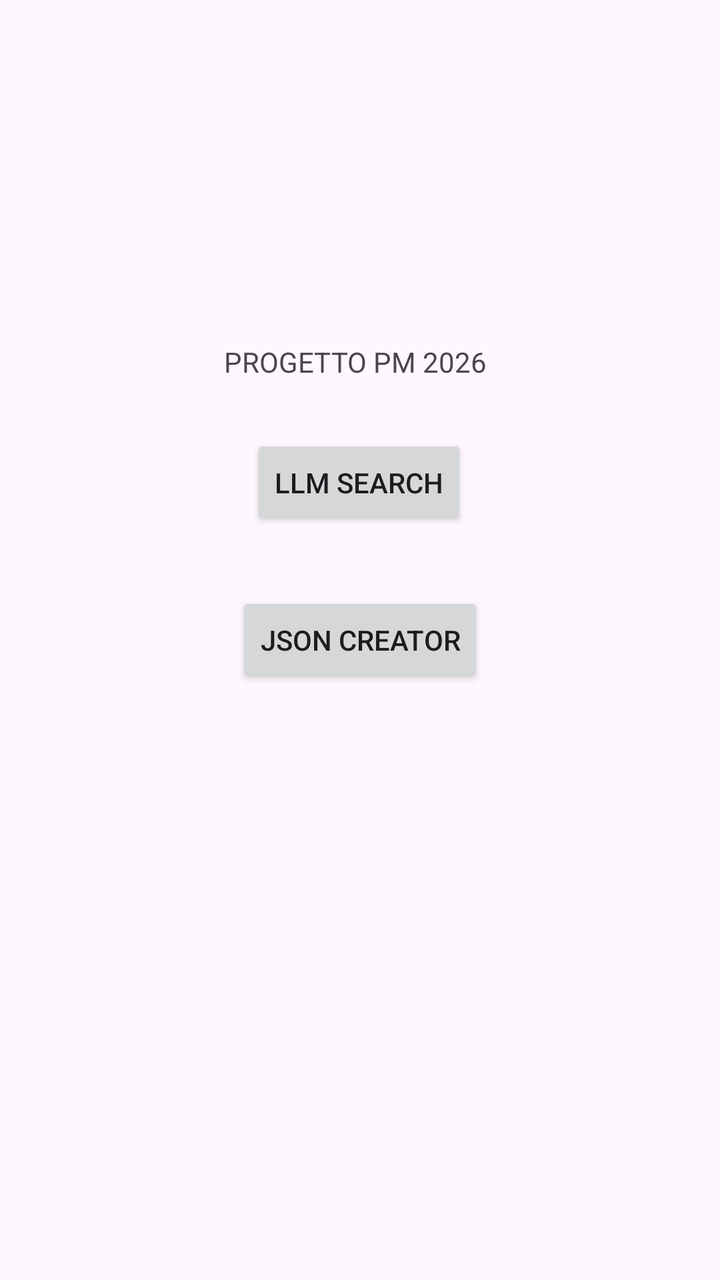
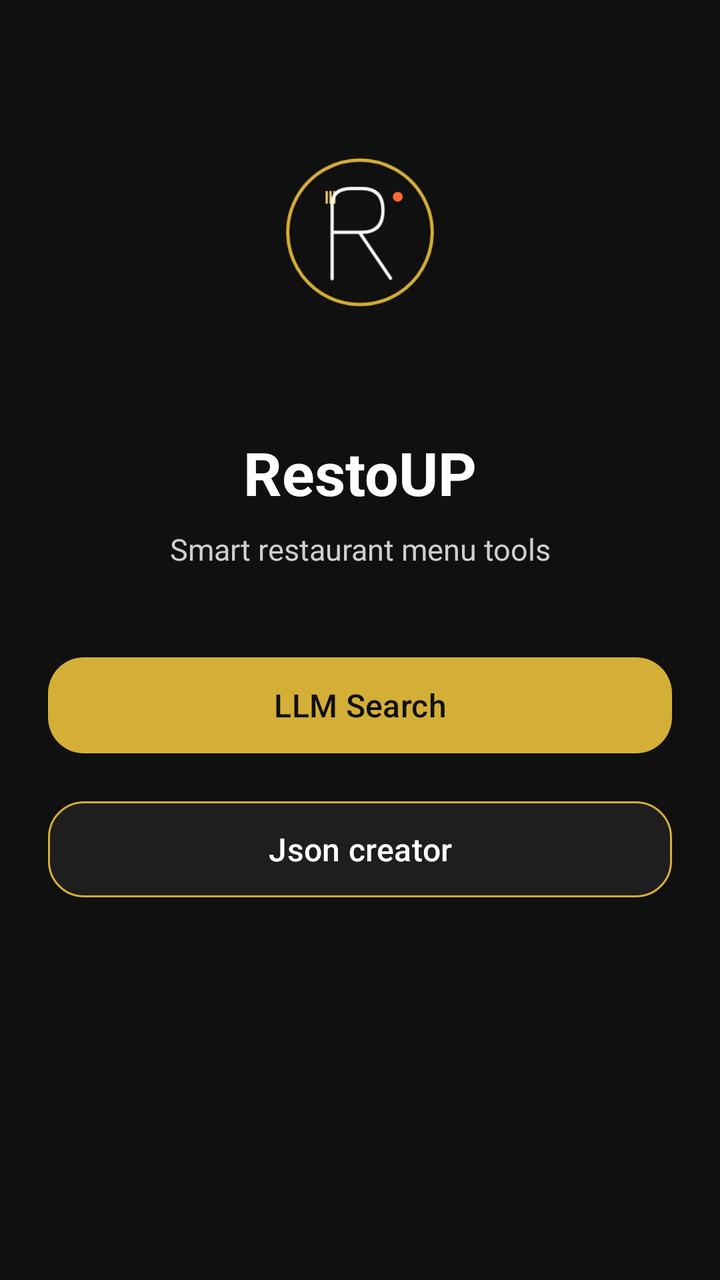

Two renders of the same Android screen: before a commit and after it. Below are the layout's source before the change and the commit's diff.
<!-- AndroidManifest.xml: application theme Theme.ProgettoPM2026 -->
<!-- res/layout/activity_main.xml -->
<?xml version="1.0" encoding="utf-8"?>
<androidx.constraintlayout.widget.ConstraintLayout
    xmlns:android="http://schemas.android.com/apk/res/android"
    xmlns:app="http://schemas.android.com/apk/res-auto"
    xmlns:tools="http://schemas.android.com/tools"
    android:id="@+id/main"
    android:layout_width="match_parent"
    android:layout_height="match_parent"
    tools:context=".MainActivity">

    <TextView
        android:id="@+id/textView"
        android:layout_width="wrap_content"
        android:layout_height="wrap_content"
        android:text="@string/progetto_pm_2026"
        app:layout_constraintBottom_toBottomOf="parent"
        app:layout_constraintEnd_toEndOf="parent"
        app:layout_constraintHorizontal_bias="0.491"
        app:layout_constraintStart_toStartOf="parent"
        app:layout_constraintTop_toTopOf="parent"
        app:layout_constraintVertical_bias="0.276" />

    <Button
        android:id="@+id/search_button"
        android:layout_width="wrap_content"
        android:layout_height="wrap_content"
        android:text="@string/llm_search"
        app:layout_constraintBottom_toBottomOf="parent"
        app:layout_constraintEnd_toEndOf="parent"
        app:layout_constraintHorizontal_bias="0.498"
        app:layout_constraintStart_toStartOf="parent"
        app:layout_constraintTop_toTopOf="parent"
        app:layout_constraintVertical_bias="0.367" />

    <Button
        android:id="@+id/creator_button"
        android:layout_width="wrap_content"
        android:layout_height="wrap_content"
        android:text="@string/json_creator"
        app:layout_constraintBottom_toBottomOf="parent"
        app:layout_constraintEnd_toEndOf="parent"
        app:layout_constraintStart_toStartOf="parent"
        app:layout_constraintTop_toTopOf="parent" />

</androidx.constraintlayout.widget.ConstraintLayout>
<!-- resources referenced by this layout -->
<resources>
  <string name="json_creator">Json creator</string>
  <string name="llm_search">LLM Search</string>
  <string name="progetto_pm_2026">PROGETTO PM 2026</string>
  <style name="Theme.ProgettoPM2026" parent="Base.Theme.ProgettoPM2026" />
  <style name="Base.Theme.ProgettoPM2026" parent="Theme.Material3.DayNight.NoActionBar">
          
          
      </style>
</resources>

<!-- the commit's change to res/layout/activity_main.xml (unified diff, before → after) -->
@@ -6,40 +6,78 @@
     android:id="@+id/main"
     android:layout_width="match_parent"
     android:layout_height="match_parent"
+    android:background="#101010"
+    android:padding="24dp"
     tools:context=".MainActivity">
 
-    <TextView
-        android:id="@+id/textView"
-        android:layout_width="wrap_content"
-        android:layout_height="wrap_content"
-        android:text="@string/progetto_pm_2026"
-        app:layout_constraintBottom_toBottomOf="parent"
-        app:layout_constraintEnd_toEndOf="parent"
-        app:layout_constraintHorizontal_bias="0.491"
-        app:layout_constraintStart_toStartOf="parent"
-        app:layout_constraintTop_toTopOf="parent"
-        app:layout_constraintVertical_bias="0.276" />
-
-    <Button
-        android:id="@+id/search_button"
-        android:layout_width="wrap_content"
-        android:layout_height="wrap_content"
-        android:text="@string/llm_search"
-        app:layout_constraintBottom_toBottomOf="parent"
-        app:layout_constraintEnd_toEndOf="parent"
-        app:layout_constraintHorizontal_bias="0.498"
-        app:layout_constraintStart_toStartOf="parent"
-        app:layout_constraintTop_toTopOf="parent"
-        app:layout_constraintVertical_bias="0.367" />
-
-    <Button
-        android:id="@+id/creator_button"
-        android:layout_width="wrap_content"
-        android:layout_height="wrap_content"
-        android:text="@string/json_creator"
-        app:layout_constraintBottom_toBottomOf="parent"
+    <ImageView
+        android:id="@+id/imageLogo"
+        android:layout_width="140dp"
+        android:layout_height="140dp"
+        android:layout_marginTop="32dp"
+        android:adjustViewBounds="true"
+        android:contentDescription="@string/app_name"
+        android:src="@drawable/restoup_logo"
         app:layout_constraintEnd_toEndOf="parent"
         app:layout_constraintStart_toStartOf="parent"
         app:layout_constraintTop_toTopOf="parent" />
 
+    <TextView
+        android:id="@+id/textViewTitle"
+        android:layout_width="wrap_content"
+        android:layout_height="wrap_content"
+        android:layout_marginTop="20dp"
+        android:text="RestoUP"
+        android:textColor="#FFFFFF"
+        android:textSize="30sp"
+        android:textStyle="bold"
+        app:layout_constraintEnd_toEndOf="parent"
+        app:layout_constraintStart_toStartOf="parent"
+        app:layout_constraintTop_toBottomOf="@id/imageLogo" />
+
+    <TextView
+        android:id="@+id/textViewSubtitle"
+        android:layout_width="0dp"
+        android:layout_height="wrap_content"
+        android:layout_marginTop="8dp"
+        android:gravity="center"
+        android:text="Smart restaurant menu tools"
+        android:textColor="#CFCFCF"
+        android:textSize="15sp"
+        app:layout_constraintEnd_toEndOf="parent"
+        app:layout_constraintStart_toStartOf="parent"
+        app:layout_constraintTop_toBottomOf="@id/textViewTitle" />
+
+    <com.google.android.material.button.MaterialButton
+        android:id="@+id/search_button"
+        android:layout_width="0dp"
+        android:layout_height="56dp"
+        android:layout_marginTop="40dp"
+        android:text="@string/llm_search"
+        android:textAllCaps="false"
+        android:textSize="16sp"
+        app:backgroundTint="#D4AF37"
+        android:textColor="#101010"
+        app:cornerRadius="18dp"
+        app:layout_constraintEnd_toEndOf="parent"
+        app:layout_constraintStart_toStartOf="parent"
+        app:layout_constraintTop_toBottomOf="@id/textViewSubtitle" />
+
+    <com.google.android.material.button.MaterialButton
+        android:id="@+id/creator_button"
+        android:layout_width="0dp"
+        android:layout_height="56dp"
+        android:layout_marginTop="16dp"
+        android:text="@string/json_creator"
+        android:textAllCaps="false"
+        android:textSize="16sp"
+        app:backgroundTint="#1E1E1E"
+        android:textColor="#FFFFFF"
+        app:strokeColor="#D4AF37"
+        app:strokeWidth="1dp"
+        app:cornerRadius="18dp"
+        app:layout_constraintEnd_toEndOf="parent"
+        app:layout_constraintStart_toStartOf="parent"
+        app:layout_constraintTop_toBottomOf="@id/search_button" />
+
 </androidx.constraintlayout.widget.ConstraintLayout>
<!-- resource entries referenced after the edit -->
@@ -1,8 +1,68 @@
 <!-- resources referenced by this layout -->
 <resources>
+  <!-- drawable restoup_logo (drawable) -->
+  <vector xmlns:android="http://schemas.android.com/apk/res/android"
+      android:width="108dp"
+      android:height="108dp"
+      android:viewportWidth="512"
+      android:viewportHeight="512">
+  
+      
+      <path
+          android:pathData="M256,88
+                            A132,132 0 1,1 255.9,88"
+          android:fillColor="@android:color/transparent"
+          android:strokeWidth="6"
+          android:strokeColor="#D4AF37" />
+  
+      
+      <path
+          android:pathData="M195,146 L195,166"
+          android:strokeColor="#F2D27A"
+          android:strokeWidth="4"
+          android:strokeLineCap="round"/>
+  
+      <path
+          android:pathData="M202,146 L202,166"
+          android:strokeColor="#F2D27A"
+          android:strokeWidth="4"
+          android:strokeLineCap="round"/>
+  
+      <path
+          android:pathData="M209,146 L209,166"
+          android:strokeColor="#F2D27A"
+          android:strokeWidth="4"
+          android:strokeLineCap="round"/>
+  
+      
+      <path
+          android:pathData="M205,305
+                            L205,170
+                            Q205,140 240,140
+                            L260,140
+                            Q298,140 298,180
+                            Q298,220 260,220
+                            L205,220
+                            M255,220
+                            L312,304"
+          android:fillColor="@android:color/transparent"
+          android:strokeColor="#F5F5F5"
+          android:strokeWidth="6"
+          android:strokeLineCap="round"
+          android:strokeLineJoin="round"/>
+  
+      
+      <path
+          android:pathData="M325,155
+                            m-9,0
+                            a9,9 0 1,0 18,0
+                            a9,9 0 1,0 -18,0"
+          android:fillColor="#FF6B35"/>
+  
+  </vector>
+  <string name="app_name">progettoPM2026</string>
   <string name="json_creator">Json creator</string>
   <string name="llm_search">LLM Search</string>
-  <string name="progetto_pm_2026">PROGETTO PM 2026</string>
   <style name="Theme.ProgettoPM2026" parent="Base.Theme.ProgettoPM2026" />
   <style name="Base.Theme.ProgettoPM2026" parent="Theme.Material3.DayNight.NoActionBar">
           
